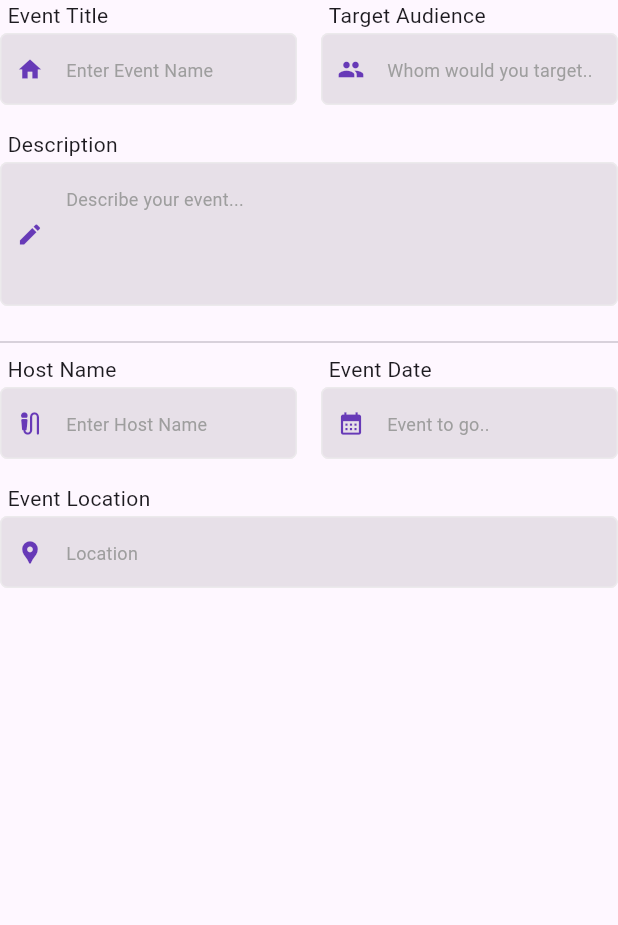
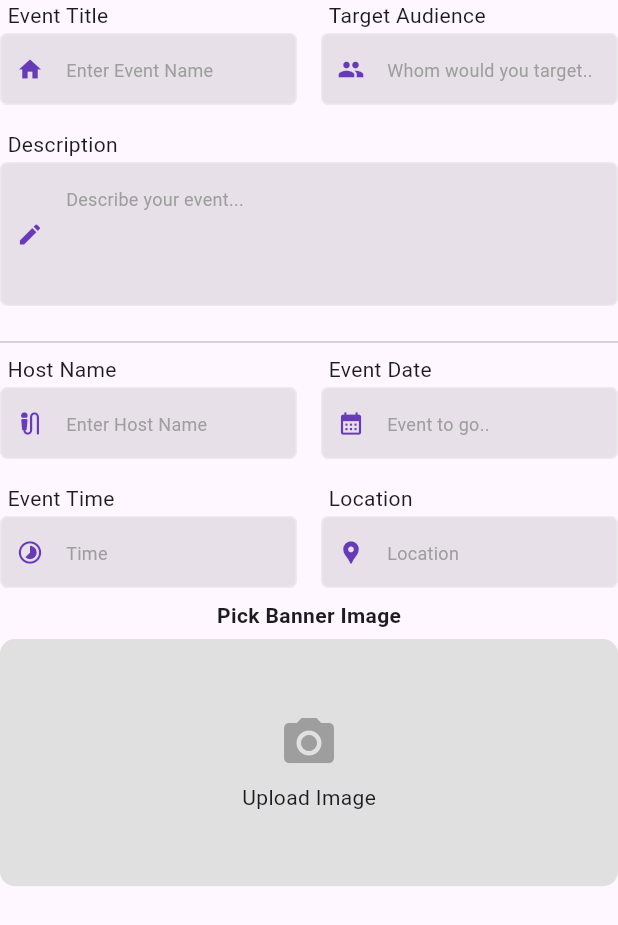
Before and after one commit to gtmpras/Evently, a Flutter app: the CreateEventForm widget shown alone on an empty page, opened directly, on a phone screen of 412 x 824 dp. Shown: the top 925 px of the screen. Run offline on Flutter 3.47's test engine with Material 3 defaults, Android fonts, the phone set to English and light mode, and no system bars; our stand-ins replace cloud_firestore, firebase_auth, firebase_core, flutter_riverpod, go_router, google_fonts and 2 more; accounts and stored records are empty.

Commit message:
event form

```diff
--- a/lib/src/presentations/widgets/create_event_form.dart
+++ b/lib/src/presentations/widgets/create_event_form.dart
@@ -1,12 +1,19 @@
+import 'package:evently/core/helper/gap.dart';
 import 'package:flutter/material.dart';
 import 'package:evently/shared/widgets/decoration/text_field_decoration.dart';
 import 'package:evently/shared/widgets/form_field_title.dart';
 
-class CreateEventForm extends StatelessWidget {
+class CreateEventForm extends StatefulWidget {
   const CreateEventForm({super.key});
 
   @override
+  State<CreateEventForm> createState() => _CreateEventFormState();
+}
+
+class _CreateEventFormState extends State<CreateEventForm> {
+  @override
   Widget build(BuildContext context) {
+    final height = MediaQuery.of(context).size.height;
     return Form(
       onChanged: () {},
       child: Column(
@@ -92,15 +99,66 @@ class CreateEventForm extends StatelessWidget {
           ),
           const SizedBox(height: 16),
 
-          // Event Location
-          TextFieldFormat(
-            textFieldName: "Event Location",
-            textFormField: TextFormField(
-              decoration: TextFormDecoration(context).decoration(
-                prefixIcon: Icons.location_pin,
-                hintText: "Location",
-                errorText: null,
+          Row(
+            children: [
+              Expanded(
+                child: TextFieldFormat(
+                  textFieldName: "Event Time",
+                  textFormField: TextFormField(
+                    decoration: TextFormDecoration(context).decoration(
+                      prefixIcon: Icons.timelapse,
+                      hintText: "Time",
+                      errorText: null,
+                    ),
+                  ),
+                ),
               ),
+              const SizedBox(width: 16),
+              Expanded(
+                child: TextFieldFormat(
+                  textFieldName: "Location",
+                  textFormField: TextFormField(
+                    decoration: TextFormDecoration(context).decoration(
+                      prefixIcon: Icons.location_pin,
+                      hintText: "Location",
+                      errorText: null,
+                    ),
+                  ),
+                ),
+              ),
+            ],
+          ),
+          VerticalGap.s,
+          GestureDetector(
+            onTap: () {},
+            child: Column(
+              children: [
+                Text(
+                  "Pick Banner Image",
+                  style: TextStyle(fontWeight: FontWeight.bold),
+                ),
+                SizedBox(height: 6),
+                Container(
+                  height: height * 0.2,
+                  width: double.infinity,
+                  // alignment: Alignment.center,
+                  padding: EdgeInsets.all(10.0),
+                  decoration: BoxDecoration(
+                    borderRadius: BorderRadius.circular(10.0),
+                    color: Colors.grey.shade300,
+                  ),
+                  child: Column(
+                    mainAxisAlignment: MainAxisAlignment.center,
+                    crossAxisAlignment: CrossAxisAlignment.center,
+                    children: [
+                      Icon(Icons.camera_alt, size: 40, color: Colors.grey),
+                      SizedBox(height: 6),
+                      Text("Upload Image"),
+                    ],
+                  ),
+                ),
+                SizedBox(height: 20),
+              ],
             ),
           ),
         ],
```
